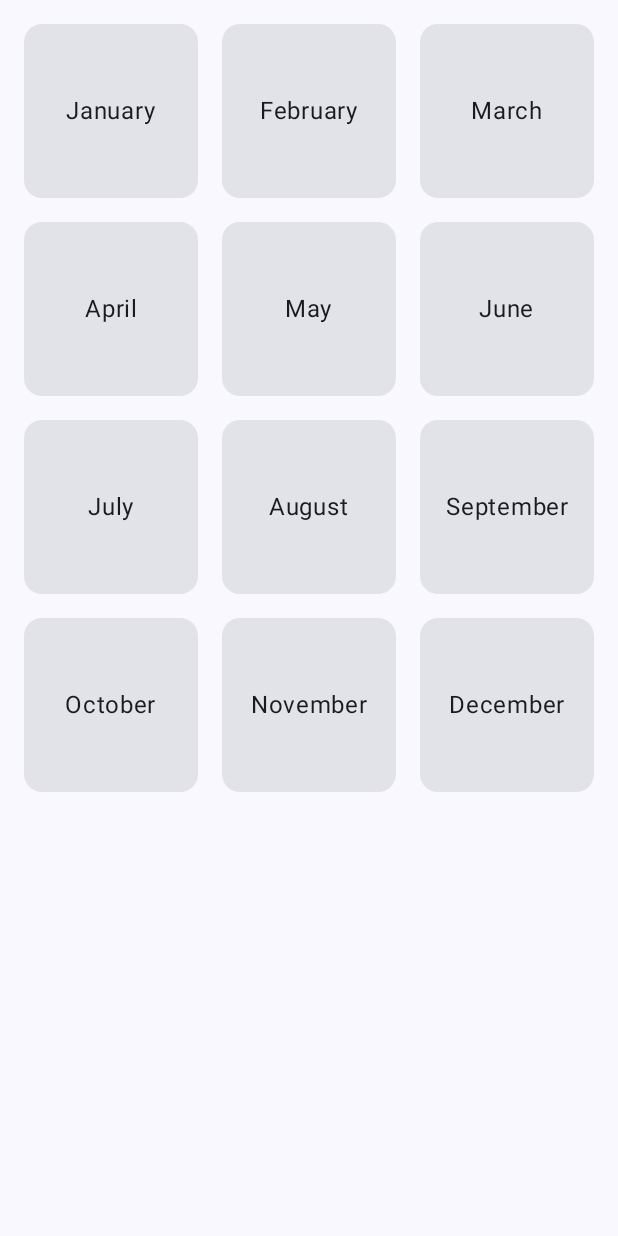
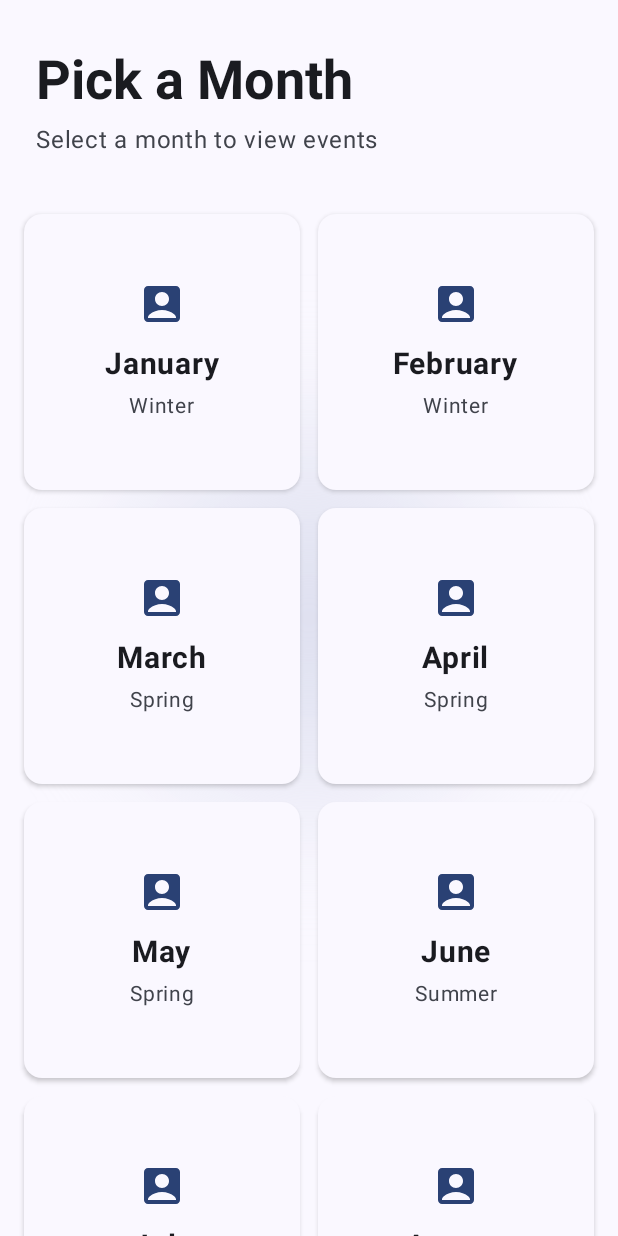
Before and after one commit to abhisheksharm-3/budday, an Android app built with Jetpack Compose: the screen it shows after launch (MainActivity), on a phone screen of 412 x 824 dp. Run offline under Robolectric (Android 15) with nearby library versions, the phone set to English and light mode, and no system bars; our stand-ins replace Dagger/Hilt's generated code.

Commit message:
changed home ui

```diff
--- a/app/build.gradle.kts
+++ b/app/build.gradle.kts
@@ -60,7 +60,7 @@ dependencies {
     implementation(libs.androidx.ui.tooling.preview)
     implementation(libs.androidx.material3)
     implementation(libs.hilt.android)
-
+    implementation(libs.androidx.material.icons.extended)
     // Room dependencies
     implementation(libs.androidx.room.runtime)
     implementation(libs.androidx.room.ktx)
--- a/app/src/main/java/com/androidpractice/budday/ui/screens/home/HomeScreen.kt
+++ b/app/src/main/java/com/androidpractice/budday/ui/screens/home/HomeScreen.kt
@@ -1,62 +1,225 @@
 package com.androidpractice.budday.ui.screens.home
 
+import androidx.compose.animation.core.*
+import androidx.compose.foundation.background
 import androidx.compose.foundation.layout.*
 import androidx.compose.foundation.lazy.grid.GridCells
 import androidx.compose.foundation.lazy.grid.LazyVerticalGrid
 import androidx.compose.foundation.lazy.grid.items
-import androidx.compose.material3.Card
-import androidx.compose.material3.ExperimentalMaterial3Api
-import androidx.compose.material3.Text
-import androidx.compose.runtime.Composable
+import androidx.compose.material.icons.Icons
+import androidx.compose.material.icons.rounded.*
+import androidx.compose.material3.*
+import androidx.compose.runtime.*
 import androidx.compose.ui.Alignment
 import androidx.compose.ui.Modifier
+import androidx.compose.ui.draw.blur
+import androidx.compose.ui.graphics.Brush
+import androidx.compose.ui.graphics.graphicsLayer
+import androidx.compose.ui.text.font.FontWeight
 import androidx.compose.ui.unit.dp
+import androidx.compose.ui.unit.sp
 
 @Composable
 fun HomeScreen(
     onMonthClick: (Int) -> Unit
 ) {
     val months = listOf(
-        "January", "February", "March",
-        "April", "May", "June",
-        "July", "August", "September",
-        "October", "November", "December"
+        "January" to "Winter", "February" to "Winter", "March" to "Spring",
+        "April" to "Spring", "May" to "Spring", "June" to "Summer",
+        "July" to "Summer", "August" to "Summer", "September" to "Autumn",
+        "October" to "Autumn", "November" to "Autumn", "December" to "Winter"
     )
 
+    var selectedMonth by remember { mutableStateOf<Int?>(null) }
+
+    Box(
+        modifier = Modifier
+            .fillMaxSize()
+            .background(MaterialTheme.colorScheme.surface)
+    ) {
+        // Animated background blobs
+        AnimatedBackground()
+
+        Column(
+            modifier = Modifier
+                .fillMaxSize()
+                .padding(top = 32.dp)
+        ) {
+            // Header Section
+            Header()
+
+            // Months Grid
             LazyVerticalGrid(
-        columns = GridCells.Fixed(3),
+                columns = GridCells.Fixed(2),
                 contentPadding = PaddingValues(16.dp),
-        horizontalArrangement = Arrangement.spacedBy(16.dp),
-        verticalArrangement = Arrangement.spacedBy(16.dp)
+                horizontalArrangement = Arrangement.spacedBy(12.dp),
+                verticalArrangement = Arrangement.spacedBy(12.dp),
+                modifier = Modifier.fillMaxSize()
             ) {
                 items(months.indices.toList()) { index ->
-            MonthCard(
-                month = months[index],
-                onClick = { onMonthClick(index + 1) }
+                    ModernMonthCard(
+                        month = months[index].first,
+                        season = months[index].second,
+                        isSelected = selectedMonth == index,
+                        onClick = {
+                            selectedMonth = index
+                            onMonthClick(index + 1)
+                        }
                     )
                 }
             }
         }
-
+    }
+}
 
 @Composable
-fun MonthCard(
+private fun Header() {
+    Column(
+        modifier = Modifier
+            .fillMaxWidth()
+            .padding(horizontal = 24.dp)
+    ) {
+        Text(
+            text = "Pick a Month",
+            style = MaterialTheme.typography.displaySmall,
+            color = MaterialTheme.colorScheme.onSurface,
+            fontWeight = FontWeight.Bold
+        )
+
+        Text(
+            text = "Select a month to view events",
+            style = MaterialTheme.typography.bodyLarge,
+            color = MaterialTheme.colorScheme.onSurfaceVariant,
+            modifier = Modifier.padding(top = 8.dp, bottom = 24.dp)
+        )
+    }
+}
+
+@Composable
+private fun AnimatedBackground() {
+    val infiniteTransition = rememberInfiniteTransition(label = "")
+    val scale by infiniteTransition.animateFloat(
+        initialValue = 0.9f,
+        targetValue = 1.1f,
+        animationSpec = infiniteRepeatable(
+            animation = tween(5000),
+            repeatMode = RepeatMode.Reverse
+        ),
+        label = ""
+    )
+
+    Box(
+        modifier = Modifier
+            .fillMaxSize()
+            .graphicsLayer {
+                scaleX = scale
+                scaleY = scale
+            }
+            .blur(50.dp)
+            .background(
+                Brush.radialGradient(
+                    colors = listOf(
+                        MaterialTheme.colorScheme.primaryContainer.copy(alpha = 0.2f),
+                        MaterialTheme.colorScheme.surface
+                    )
+                )
+            )
+    )
+}
+
+@Composable
+private fun ModernMonthCard(
     month: String,
+    season: String,
+    isSelected: Boolean,
     onClick: () -> Unit
 ) {
-    Card(
+    val cardElevation by animateFloatAsState(
+        targetValue = if (isSelected) 8f else 2f,
+        label = ""
+    )
+
+    val rotationZ by animateFloatAsState(
+        targetValue = if (isSelected) 360f else 0f,
+        animationSpec = tween(500),
+        label = ""
+    )
+
+    val scale by animateFloatAsState(
+        targetValue = if (isSelected) 1.05f else 1f,
+        animationSpec = spring(
+            dampingRatio = Spring.DampingRatioMediumBouncy,
+            stiffness = Spring.StiffnessLow
+        ),
+        label = ""
+    )
+
+    ElevatedCard(
         onClick = onClick,
         modifier = Modifier
             .fillMaxWidth()
             .aspectRatio(1f)
+            .graphicsLayer {
+                this.rotationZ = rotationZ
+                scaleX = scale
+                scaleY = scale
+            },
+        elevation = CardDefaults.elevatedCardElevation(
+            defaultElevation = cardElevation.dp
+        ),
+        colors = CardDefaults.elevatedCardColors(
+            containerColor = if (isSelected)
+                MaterialTheme.colorScheme.primaryContainer
+            else
+                MaterialTheme.colorScheme.surface
+        )
     ) {
-        Box(
+        Column(
             modifier = Modifier
                 .fillMaxSize()
                 .padding(16.dp),
-            contentAlignment = Alignment.Center
+            horizontalAlignment = Alignment.CenterHorizontally,
+            verticalArrangement = Arrangement.Center
         ) {
-            Text(text = month)
+            // Season Icon - fix it
+            Icon(
+                imageVector = when(season) {
+                    "Winter" -> Icons.Rounded.AccountBox
+                    "Spring" -> Icons.Rounded.AccountBox
+                    "Summer" -> Icons.Rounded.AccountBox
+                    else -> Icons.Rounded.AccountBox
+                },
+                contentDescription = null,
+                tint = if (isSelected)
+                    MaterialTheme.colorScheme.onPrimaryContainer
+                else
+                    MaterialTheme.colorScheme.primary,
+                modifier = Modifier.size(32.dp)
+            )
+
+            Spacer(modifier = Modifier.height(12.dp))
+
+            // Month Name
+            Text(
+                text = month,
+                fontSize = 20.sp,
+                fontWeight = FontWeight.Bold,
+                color = if (isSelected)
+                    MaterialTheme.colorScheme.onPrimaryContainer
+                else
+                    MaterialTheme.colorScheme.onSurface
+            )
+
+            // Season Name
+            Text(
+                text = season,
+                fontSize = 14.sp,
+                color = if (isSelected)
+                    MaterialTheme.colorScheme.onPrimaryContainer.copy(alpha = 0.7f)
+                else
+                    MaterialTheme.colorScheme.onSurfaceVariant,
+                modifier = Modifier.padding(top = 4.dp)
+            )
         }
     }
 }
--- a/gradle/libs.versions.toml
+++ b/gradle/libs.versions.toml
@@ -35,6 +35,7 @@ androidx-navigation-compose = { group = "androidx.navigation", name = "navigatio
 hilt-compiler = { group = "com.google.dagger", name = "hilt-compiler", version.ref = "hilt" }
 hilt-android = { group = "com.google.dagger", name = "hilt-android", version.ref = "hilt" }
 hilt-navigation-compose = { group = "androidx.hilt", name = "hilt-navigation-compose", version = "1.2.0" }
+androidx-material-icons-extended = {  group = "androidx.compose.material", name = "material-icons-extended"}
 [plugins]
 android-application = { id = "com.android.application", version.ref = "agp" }
 kotlin-android = { id = "org.jetbrains.kotlin.android", version.ref = "kotlin" }
```
Lines whose indentation alone changed are shown as unchanged.
